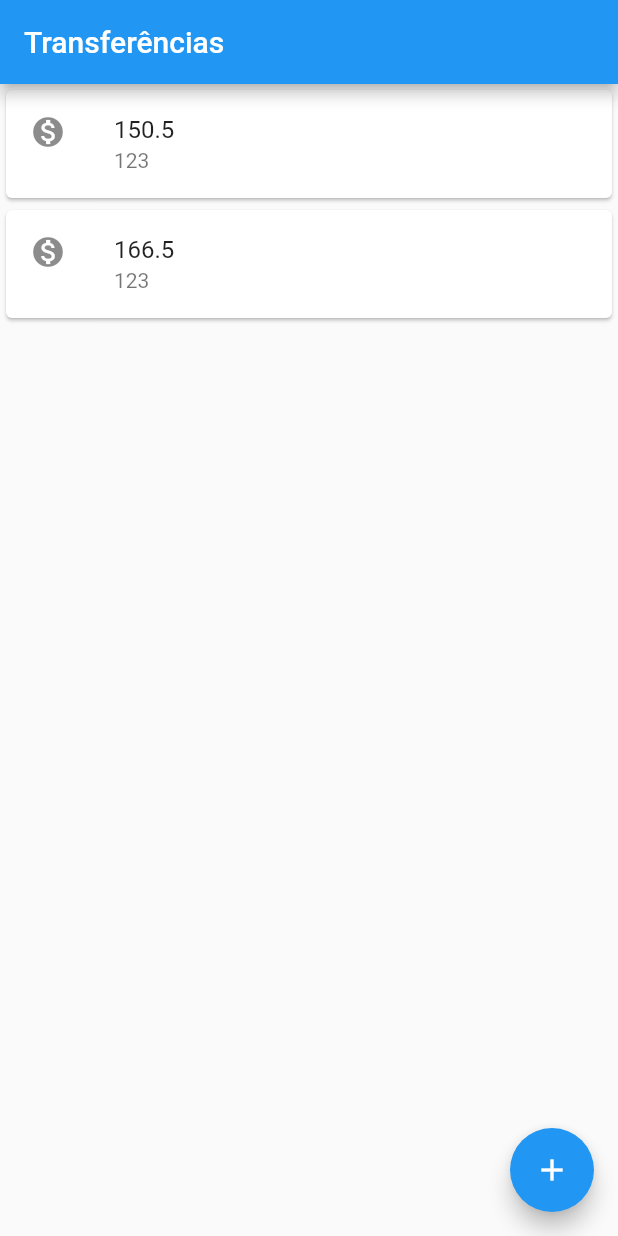
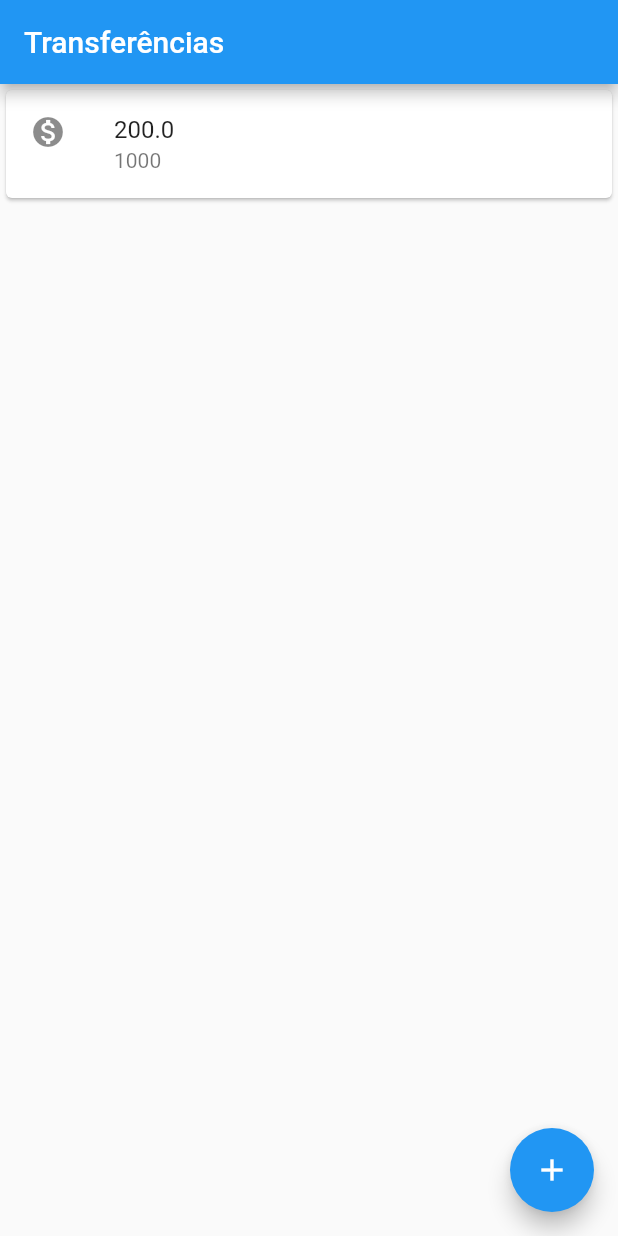
Before and after one commit to beniciodaniel/flutter-fundamentals, a Flutter app: the screen it shows after launch, on a phone screen of 412 x 824 dp. Run offline on Flutter 3.47's test engine with Material 2 defaults, Android fonts, the phone set to English and light mode, and no system bars.

Commit message:
replaced column for ListView

```diff
--- a/lib/main.dart
+++ b/lib/main.dart
@@ -67,16 +67,20 @@ class Editor extends StatelessWidget {
 }
 
 class TransferList extends StatelessWidget {
+  final List<Transfer> _transfers = [];
+
   @override
   Widget build(BuildContext context) {
+    _transfers.add(Transfer(200, 1000));
     // TODO: implement build
     return Scaffold(
       appBar: AppBar(title: Text('Transferências')),
-      body: Column(
-        children: <Widget>[
-          TransferItem(Transfer(150.5, 000123)),
-          TransferItem(Transfer(166.5, 000123)),
-        ],
+      body: ListView.builder(
+        itemCount: _transfers.length,
+        itemBuilder: (context, index) {
+          final transfer = _transfers[index];
+          return TransferItem(transfer);
+        },
       ),
       floatingActionButton: FloatingActionButton(
         onPressed: () {
@@ -86,6 +90,9 @@ class TransferList extends StatelessWidget {
           future.then((receivedTransfer) {
             debugPrint('MEU DEUS');
             debugPrint('$receivedTransfer');
+            if (receivedTransfer != null) {
+              _transfers.add(receivedTransfer);
+            }
           });
         },
         child: Icon(Icons.add),
```
